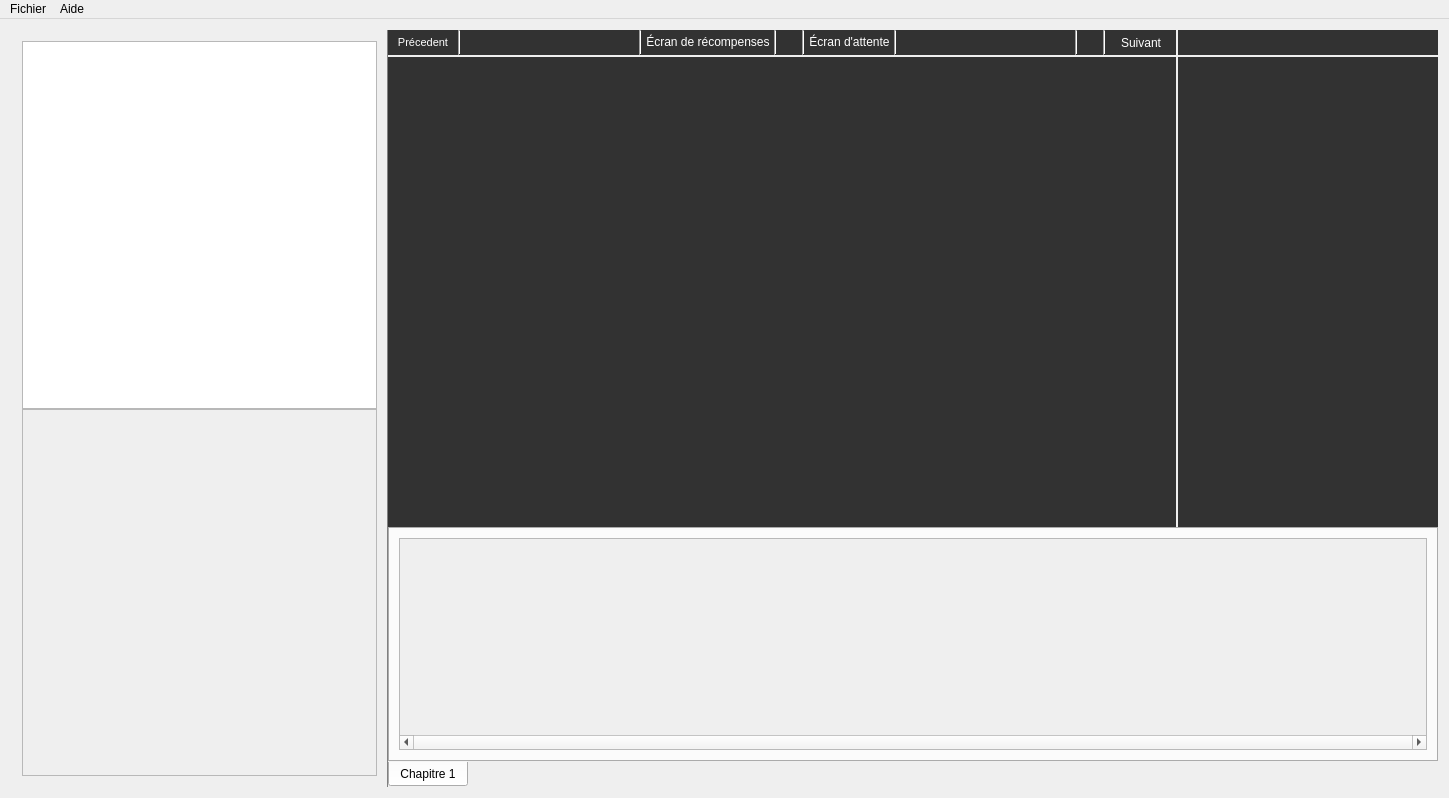
Before: the Qt Designer form CMainWindow.ui in ludomuse/LudoMuseEditor, drawn with Qt 5.
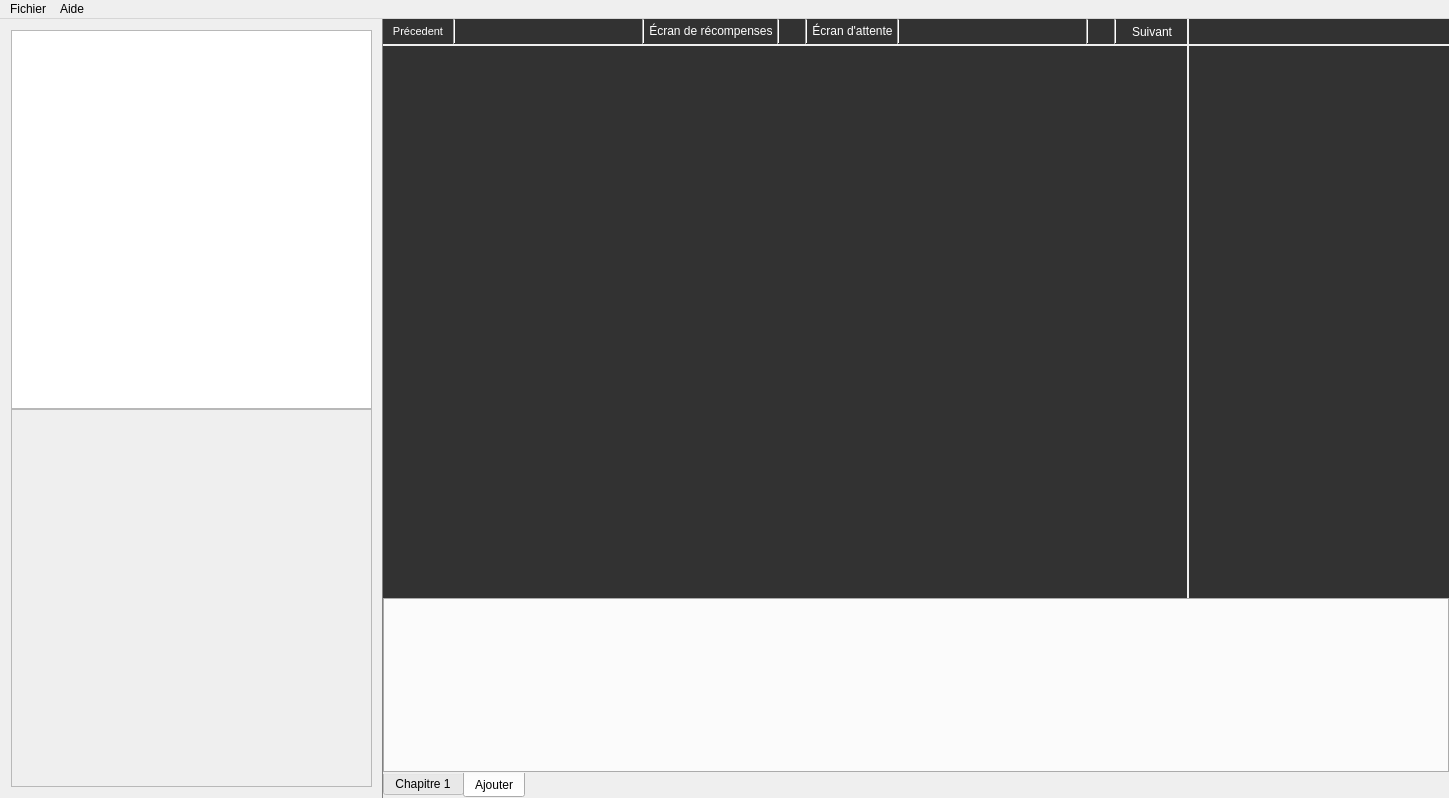
After: the same form once the commit is applied. Icons and pictures are not drawn. Custom widgets are drawn as their Qt base class.

The edit to the form file:
```diff
--- a/CMainWindow.ui
+++ b/CMainWindow.ui
@@ -14,15 +14,21 @@
    <string>CMainWindow</string>
   </property>
   <widget class="QWidget" name="centralWidget">
-   <layout class="QHBoxLayout" name="horizontalLayout_3">
+   <layout class="QHBoxLayout" name="horizontalLayout">
+    <property name="leftMargin">
+     <number>0</number>
+    </property>
+    <property name="topMargin">
+     <number>0</number>
+    </property>
+    <property name="rightMargin">
+     <number>0</number>
+    </property>
+    <property name="bottomMargin">
+     <number>0</number>
+    </property>
     <item>
      <widget class="QSplitter" name="mainSplitter">
-      <property name="maximumSize">
-       <size>
-        <width>16777215</width>
-        <height>16777215</height>
-       </size>
-      </property>
       <property name="lineWidth">
        <number>5</number>
       </property>
@@ -42,12 +48,6 @@
          <verstretch>0</verstretch>
         </sizepolicy>
        </property>
-       <property name="maximumSize">
-        <size>
-         <width>16777215</width>
-         <height>16777215</height>
-        </size>
-       </property>
        <property name="styleSheet">
         <string notr="true">#leftMainWidget {
 	border-right : 1px solid grey
@@ -83,8 +83,8 @@
             <rect>
              <x>0</x>
              <y>0</y>
-             <width>359</width>
-             <height>366</height>
+             <width>341</width>
+             <height>375</height>
             </rect>
            </property>
           </widget>
@@ -598,7 +598,7 @@
                 <x>0</x>
                 <y>0</y>
                 <width>260</width>
-                <height>472</height>
+                <height>549</height>
                </rect>
               </property>
               <property name="autoFillBackground">
@@ -1668,7 +1668,7 @@
           <property name="minimumSize">
            <size>
             <width>0</width>
-            <height>260</height>
+            <height>200</height>
            </size>
           </property>
           <property name="styleSheet">
@@ -1680,38 +1680,18 @@
            <enum>QTabWidget::South</enum>
           </property>
           <property name="currentIndex">
-           <number>0</number>
+           <number>1</number>
           </property>
-          <widget class="QWidget" name="tab">
+          <widget class="QWidget" name="timelineContainer">
            <attribute name="title">
             <string>Chapitre 1</string>
            </attribute>
-           <layout class="QHBoxLayout" name="horizontalLayout">
-            <item>
-             <widget class="QScrollArea" name="scrollArea">
-              <property name="verticalScrollBarPolicy">
-               <enum>Qt::ScrollBarAlwaysOff</enum>
-              </property>
-              <property name="horizontalScrollBarPolicy">
-               <enum>Qt::ScrollBarAlwaysOn</enum>
-              </property>
-              <property name="widgetResizable">
-               <bool>true</bool>
-              </property>
-              <widget class="QWidget" name="timelineContainer">
-               <property name="geometry">
-                <rect>
-                 <x>0</x>
-                 <y>0</y>
-                 <width>1026</width>
-                 <height>200</height>
-                </rect>
-               </property>
-               <layout class="QHBoxLayout" name="horizontalLayout_5"/>
-              </widget>
-             </widget>
-            </item>
-           </layout>
+           <layout class="QHBoxLayout" name="horizontalLayout_3"/>
+          </widget>
+          <widget class="QWidget" name="tab_7">
+           <attribute name="title">
+            <string>Ajouter</string>
+           </attribute>
           </widget>
          </widget>
         </item>
```
Left out of the diff: 2 changed lines with no effect on the pictures.
